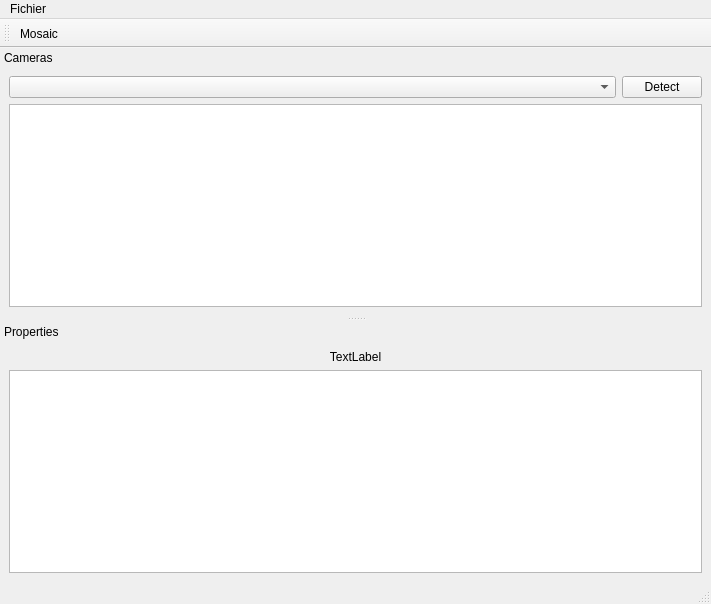
First picture: the form in ProjetNorvege/mainwindow.ui, repository Antoinephi/Project-Norway, before the edit.
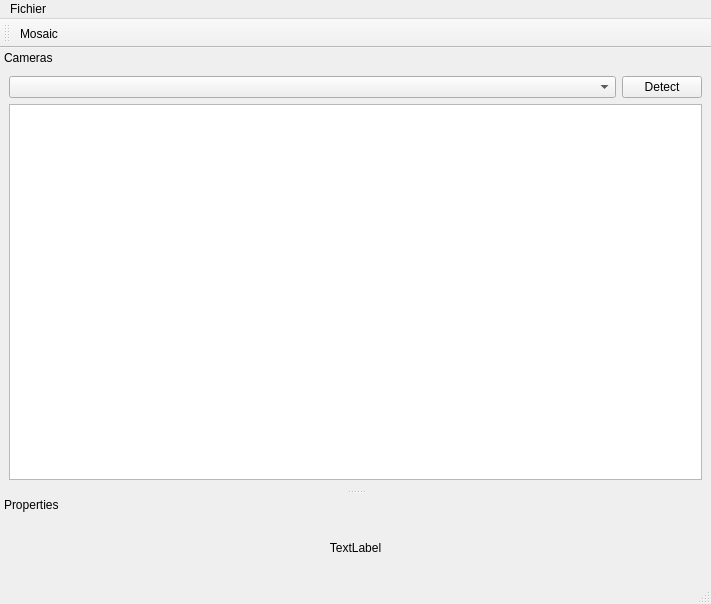
Second picture: the form after the edit.

Patch:
```diff
--- a/ProjetNorvege/mainwindow.ui
+++ b/ProjetNorvege/mainwindow.ui
@@ -146,17 +146,7 @@
       </widget>
      </item>
      <item>
-      <widget class="QListView" name="listView">
-       <property name="sizePolicy">
-        <sizepolicy hsizetype="Expanding" vsizetype="Expanding">
-         <horstretch>0</horstretch>
-         <verstretch>0</verstretch>
-        </sizepolicy>
-       </property>
-       <property name="horizontalScrollBarPolicy">
-        <enum>Qt::ScrollBarAlwaysOff</enum>
-       </property>
-      </widget>
+      <layout class="QVBoxLayout" name="propertiesContainer"/>
      </item>
     </layout>
    </widget>
```
